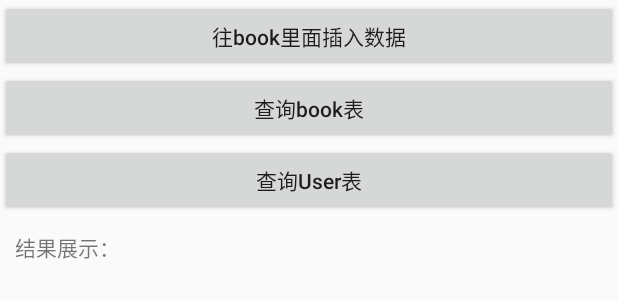
After one commit to xiehuiyun/IPC, an Android app: the layout activity_content_provider.xml on its own in the app's theme, with its tools: preview values and no code run, on a phone screen of 412 x 824 dp. The commit adds this screen. Shown: the top 300 px of the screen. Run offline under Robolectric (Android 15) with nearby library versions, the phone set to English and light mode, and no system bars.

Commit message:
添加ContentProvider的使用demo，尤其是注意AndroidManifest.xml文件里的备注

```diff
--- /dev/null
+++ b/app/src/main/res/layout/activity_content_provider.xml
@@ -0,0 +1,44 @@
+<?xml version="1.0" encoding="utf-8"?>
+<LinearLayout xmlns:android="http://schemas.android.com/apk/res/android"
+    xmlns:app="http://schemas.android.com/apk/res-auto"
+    xmlns:tools="http://schemas.android.com/tools"
+    android:layout_width="match_parent"
+    android:layout_height="match_parent"
+    android:orientation="vertical"
+    tools:context="cn.jhc.startdemo.contentProvider.ContentProviderActivity">
+
+    <Button
+        android:id="@+id/inert_book"
+        android:layout_width="match_parent"
+        android:layout_height="wrap_content"
+        android:text="往book里面插入数据"
+        android:textAllCaps="false"
+        tools:layout_editor_absoluteX="8dp"
+        tools:layout_editor_absoluteY="0dp" />
+
+    <Button
+        android:id="@+id/query_book"
+        android:layout_width="match_parent"
+        android:layout_height="wrap_content"
+        android:text="查询book表"
+        android:textAllCaps="false"
+        tools:layout_editor_absoluteX="8dp"
+        tools:layout_editor_absoluteY="0dp" />
+
+    <Button
+        android:id="@+id/query_user"
+        android:layout_width="match_parent"
+        android:layout_height="wrap_content"
+        android:text="查询User表"
+        android:textAllCaps="false"
+        tools:layout_editor_absoluteX="8dp"
+        tools:layout_editor_absoluteY="0dp" />
+
+    <TextView
+        android:id="@+id/show_result"
+        android:padding="10dp"
+        android:text="结果展示："
+        android:layout_width="match_parent"
+        android:layout_height="match_parent" />
+
+</LinearLayout>
```
Also changed, not shown: app/src/main/AndroidManifest.xml (+13 -1 lines), app/src/main/java/cn/jhc/startdemo/aidl/AIDLActivity.java (+6 -1 lines), app/src/main/java/cn/jhc/startdemo/contentProvider/ContentProviderActivity.java (added, +96 -0 lines), app/src/main/java/cn/jhc/startdemo/contentProvider/DbOpenHelper.java (added, +36 -0 lines), app/src/main/java/cn/jhc/startdemo/contentProvider/MyContentProvider.java (added, +124 -0 lines), app/src/main/java/cn/jhc/startdemo/contentProvider/User.java (added, +46 -0 lines), app/src/main/res/layout/activity_aidl.xml (+9 -2 lines).
